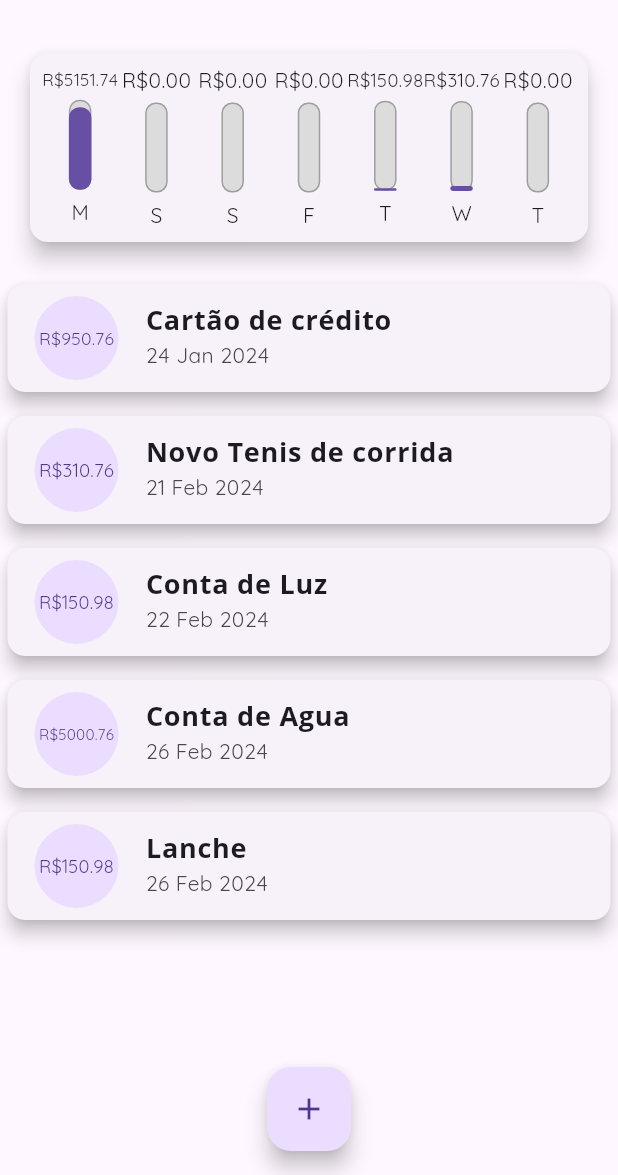
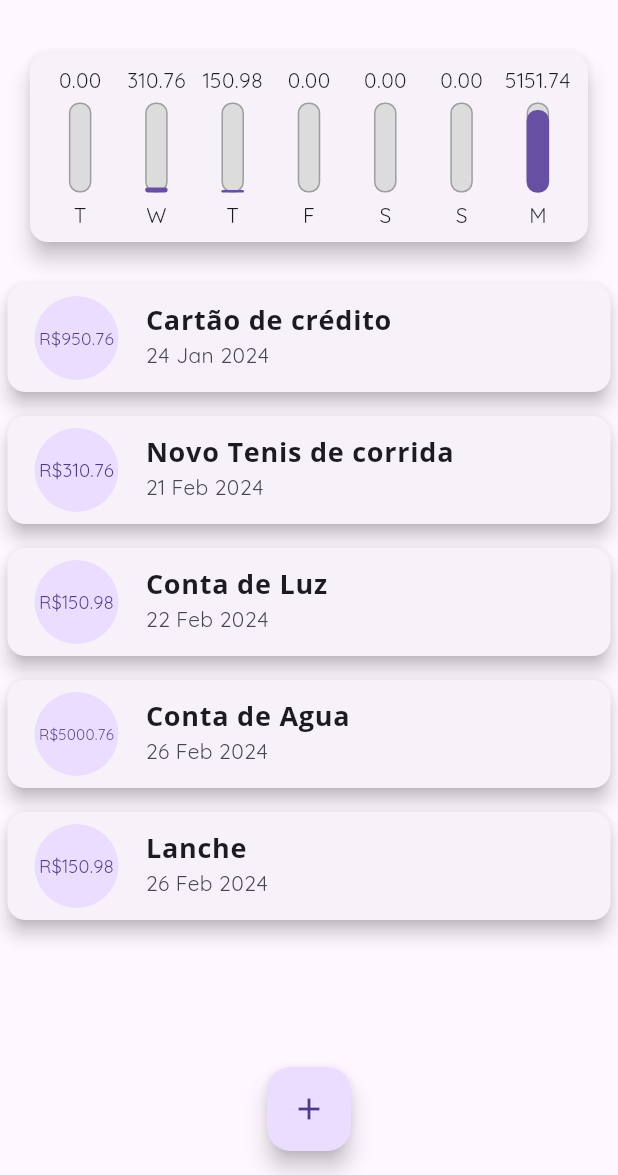
Before and after one commit to Rezende-Fabio/Despesas-Flutter, a Flutter app: the screen it shows after launch, on a phone screen of 412 x 824 dp, the part 61-1236 px from its top. Run offline on Flutter 3.47's test engine with Material 3 defaults, Android fonts, the phone set to English and light mode, and no system bars.

Commit message:
adjusting chart

```diff
--- a/lib/components/chart.dart
+++ b/lib/components/chart.dart
@@ -29,7 +29,7 @@ class Chart extends StatelessWidget {
         "day": DateFormat.E().format(weekDay)[0],
         "value": totalSum,
       };
-    });
+    }).reversed.toList();
   }
 
   double get _weekTotalValue {
--- a/lib/components/chart_bar.dart
+++ b/lib/components/chart_bar.dart
@@ -15,8 +15,11 @@ class ChartBar extends StatelessWidget {
   Widget build(BuildContext context) {
     return Column(
       children: [
-        FittedBox(
-          child: Text('R\$${value.toStringAsFixed(2)}'),
+        Container(
+          height: 20,
+          child: FittedBox(
+            child: Text(value.toStringAsFixed(2)),
+          ),
         ),
         SizedBox(
           height: 5,
```
